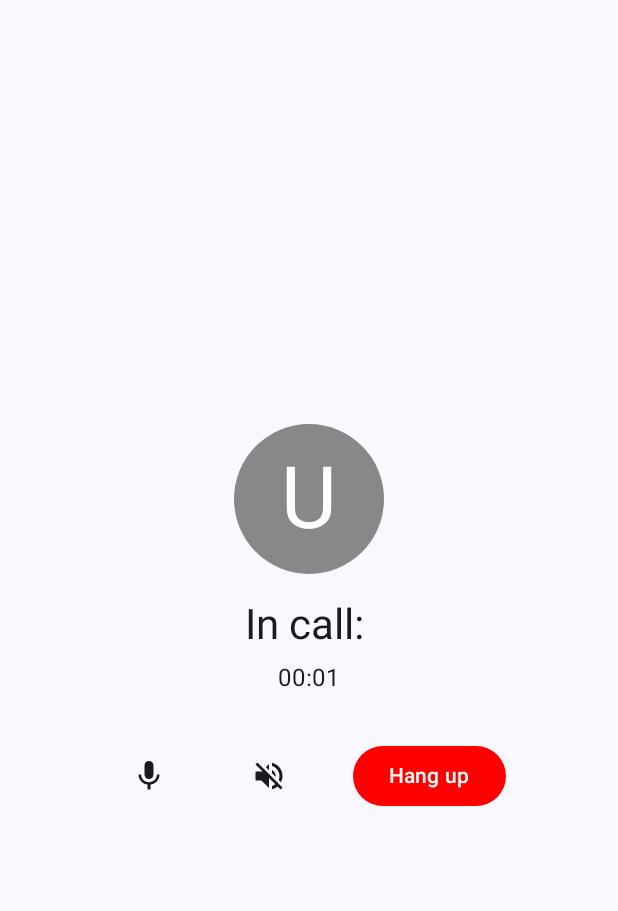
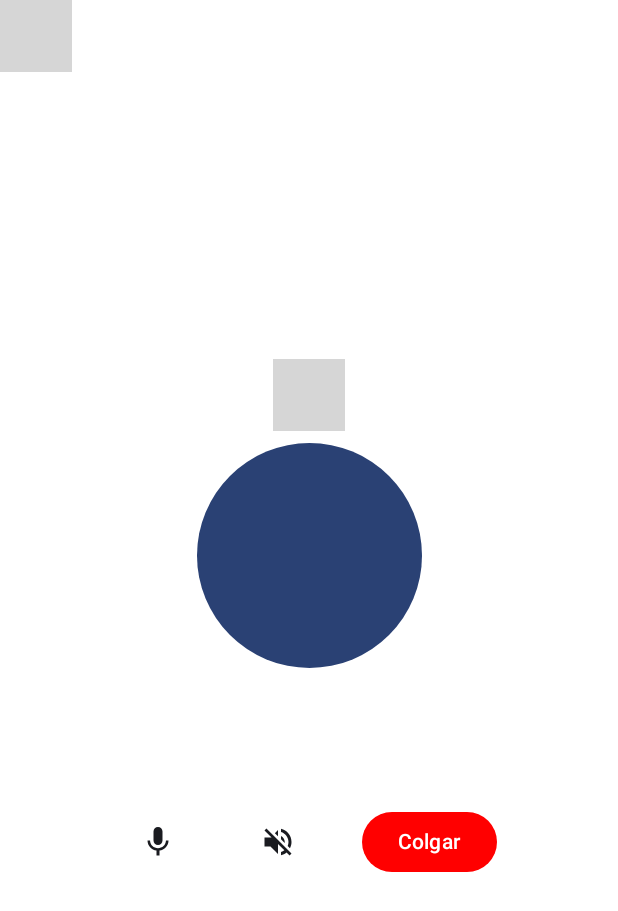
Before and after one commit to AntonioMelgarMendez/FrontEndVaseguro, an Android app built with Jetpack Compose: the composable AgoraCallScreen called with empty values, on a phone screen of 412 x 824 dp. Shown: the top 911 px of the screen. Run offline under Robolectric (Android 15) with nearby library versions, the phone set to English and light mode, and no system bars; pictures from the network do not load; 9 statements that could not run were skipped; grey boxes are pictures that could not be loaded.

Commit message:
fixing call

```diff
--- a/app/src/main/AndroidManifest.xml
+++ b/app/src/main/AndroidManifest.xml
@@ -53,5 +53,6 @@
                 android:name="android.support.FILE_PROVIDER_PATHS"
                 android:resource="@xml/file_paths" />
         </provider>
+        <receiver android:name=".ui.screens.Driver.Chat.Calls.IncomingCallReceiver" />
     </application>
 </manifest>
--- a/app/src/main/java/com/VaSeguro/ui/navigations/MainNavigation.kt
+++ b/app/src/main/java/com/VaSeguro/ui/navigations/MainNavigation.kt
@@ -106,6 +106,8 @@
             val args = backStackEntry.toRoute<CallScreenNavigation>()
             AgoraCallScreen(
                 channelName = args.roomName,
+                personName = args.personName,
+                personPhotoUrl = args.personPhotoUrl,
                 onCallEnd = {
                     navController.navigate(ChatScreenNavigation(args.id)) {
                         popUpTo(CallScreenNavigation(args.roomName, args.id, args.personName, args.personPhotoUrl)) { inclusive = true }
--- a/app/src/main/java/com/VaSeguro/ui/screens/Driver/Chat/Calls/AgoraCallScreen.kt
+++ b/app/src/main/java/com/VaSeguro/ui/screens/Driver/Chat/Calls/AgoraCallScreen.kt
@@ -1,6 +1,9 @@
 package com.VaSeguro.ui.screens.Driver.Chat.Calls
-import android.annotation.SuppressLint
-import androidx.compose.foundation.Image
+
+import android.content.Context
+import android.media.MediaPlayer
+import android.os.Vibrator
+import android.os.VibrationEffect
 import androidx.compose.foundation.background
 import androidx.compose.foundation.layout.*
 import androidx.compose.foundation.shape.CircleShape
@@ -16,15 +19,15 @@
 import androidx.compose.ui.draw.clip
 import androidx.compose.ui.graphics.Color
 import androidx.compose.ui.platform.LocalContext
-import androidx.compose.ui.res.painterResource
 import androidx.compose.ui.unit.dp
+import coil3.compose.AsyncImage
 import kotlinx.coroutines.delay
 import com.VaSeguro.BuildConfig
-import com.VaSeguro.ui.screens.Driver.Chat.Calls.AgoraManager
 
-@SuppressLint("DefaultLocale")
 @Composable
 fun AgoraCallScreen(
+    personName: String,
+    personPhotoUrl: String?,
     channelName: String,
     token: String? = null,
     onCallEnd: () -> Unit
@@ -32,16 +35,45 @@
     val context = LocalContext.current
     val appId = BuildConfig.AGORA_APP_ID
     val agoraManager = remember { AgoraManager(context, appId) }
+    var mediaPlayerReleased by remember { mutableStateOf(false) }
 
     var isMuted by remember { mutableStateOf(false) }
     var isSpeakerOn by remember { mutableStateOf(false) }
     var callDuration by remember { mutableStateOf(0) }
+    var isRinging by remember { mutableStateOf(true) }
 
-    // Call duration timer
-    LaunchedEffect(Unit) {
-        while (true) {
-            delay(1000)
-            callDuration++
+    // Observe callStatus from AgoraManager
+    val callStatus by agoraManager.callStatus.collectAsState()
+
+    // Play ringtone while calling
+    val mediaPlayer = remember {
+        MediaPlayer.create(context, android.provider.Settings.System.DEFAULT_RINGTONE_URI)
+    }
+
+    // Timer effect: only runs when in call
+    LaunchedEffect(callStatus) {
+        if (callStatus == "Calling...") {
+            isRinging = true
+            mediaPlayer.isLooping = true
+            mediaPlayer.start()
+        } else {
+            isRinging = false
+            if (!mediaPlayerReleased && mediaPlayer.isPlaying) mediaPlayer.stop()
+            if (!mediaPlayerReleased) {
+                mediaPlayer.release()
+                mediaPlayerReleased = true
+            }
+        }
+    }
+
+    LaunchedEffect(callStatus) {
+        if (callStatus == "In call") {
+            while (true) {
+                delay(1000)
+                callDuration += 1
+            }
+        } else {
+            callDuration = 0
         }
     }
 
@@ -50,13 +82,22 @@
         onDispose {
             agoraManager.leaveChannel()
             agoraManager.destroy()
+            // Stop and release the ringtone first
+            if (!mediaPlayerReleased && mediaPlayer.isPlaying) mediaPlayer.stop()
+            if (!mediaPlayerReleased) {
+                mediaPlayer.release()
+                mediaPlayerReleased = true
+            }
+            // Then vibrate
+            val vibrator = context.getSystemService(Context.VIBRATOR_SERVICE) as Vibrator
+            vibrator.vibrate(VibrationEffect.createOneShot(200, VibrationEffect.DEFAULT_AMPLITUDE))
             onCallEnd()
         }
     }
 
     Surface(
         modifier = Modifier.fillMaxSize(),
-        color = MaterialTheme.colorScheme.background
+        color = Color.White
     ) {
         Column(
             modifier = Modifier
@@ -65,37 +106,57 @@
             verticalArrangement = Arrangement.Center,
             horizontalAlignment = Alignment.CenterHorizontally
         ) {
-            // User avatar (placeholder)
+            Text(
+                text = callStatus,
+                style = MaterialTheme.typography.bodyMedium,
+                color = Color.Gray
+            )
+            Spacer(modifier = Modifier.height(8.dp))
             Box(
                 modifier = Modifier
-                    .size(100.dp)
+                    .size(150.dp)
                     .clip(CircleShape)
-                    .background(Color.Gray),
+                    .background(
+                        if (personPhotoUrl.isNullOrBlank()) MaterialTheme.colorScheme.primary else Color.Gray
+                    ),
                 contentAlignment = Alignment.Center
             ) {
-                Text("U", style = MaterialTheme.typography.displayLarge, color = Color.White)
+                if (!personPhotoUrl.isNullOrBlank()) {
+                    AsyncImage(
+                        model = personPhotoUrl,
+                        contentDescription = "User photo",
+                        modifier = Modifier.fillMaxSize()
+                    )
+                } else {
+                    val initial = personName.trim().firstOrNull()?.uppercaseChar()?.toString() ?: ""
+                    Text(
+                        text = initial,
+                        color = Color.White,
+                        style = MaterialTheme.typography.displayLarge
+                    )
+                }
             }
             Spacer(modifier = Modifier.height(16.dp))
-            Text(text = "In call: $channelName", style = MaterialTheme.typography.headlineMedium)
+            Text(
+                text = personName,
+                style = MaterialTheme.typography.headlineMedium
+            )
             Spacer(modifier = Modifier.height(8.dp))
-            Text(
-                text = String.format(
-                    "%02d:%02d",
-                    callDuration / 60,
-                    callDuration % 60
-                ),
-                style = MaterialTheme.typography.bodyLarge
-            )
+            if (callStatus == "In call") {
+                Text(
+                    text = String.format("%02d:%02d", callDuration / 60, callDuration % 60),
+                    style = MaterialTheme.typography.bodyLarge
+                )
+            }
             Spacer(modifier = Modifier.height(32.dp))
             Row(
                 horizontalArrangement = Arrangement.spacedBy(32.dp),
                 verticalAlignment = Alignment.CenterVertically
             ) {
-                // Mute/unmute button
                 IconButton(
                     onClick = {
                         isMuted = !isMuted
-                        agoraManager.setMuted(isMuted) // Implement in AgoraManager
+                        agoraManager.setMuted(isMuted)
                     }
                 ) {
                     Icon(
@@ -103,11 +164,10 @@
                         contentDescription = if (isMuted) "Unmute" else "Mute"
                     )
                 }
-                // Speaker on/off button
                 IconButton(
                     onClick = {
                         isSpeakerOn = !isSpeakerOn
-                        agoraManager.setSpeakerOn(isSpeakerOn) // Implement in AgoraManager
+                        agoraManager.setSpeakerOn(isSpeakerOn)
                     }
                 ) {
                     Icon(
@@ -115,12 +175,11 @@
                         contentDescription = if (isSpeakerOn) "Speaker Off" else "Speaker On"
                     )
                 }
-                // End call button
                 Button(
                     onClick = { onCallEnd() },
                     colors = ButtonDefaults.buttonColors(containerColor = Color.Red)
                 ) {
-                    Text("Hang up", color = Color.White)
+                    Text("Colgar", color = Color.White)
                 }
             }
         }
```
Also changed, not shown: app/src/main/java/com/VaSeguro/ui/screens/Driver/Chat/Calls/AgoraCallActivity.kt (added, +25 -0 lines), app/src/main/java/com/VaSeguro/ui/screens/Driver/Chat/Calls/AgoraManager.kt (+25 -9 lines), app/src/main/java/com/VaSeguro/ui/screens/Driver/Chat/Calls/IncomingCallReceiver.kt (added, +27 -0 lines), app/src/main/java/com/VaSeguro/ui/screens/Driver/Chat/Calls/showIncomingCallNotification.kt (added, +42 -0 lines), app/src/main/java/com/VaSeguro/ui/screens/Driver/Chat/ChatViewModel.kt (+13 -7 lines).
